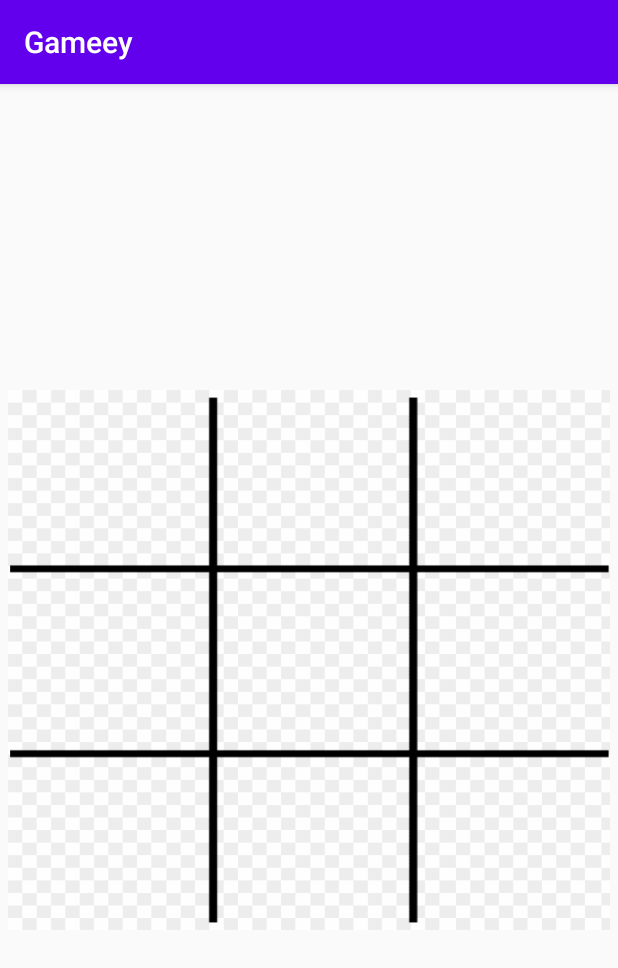
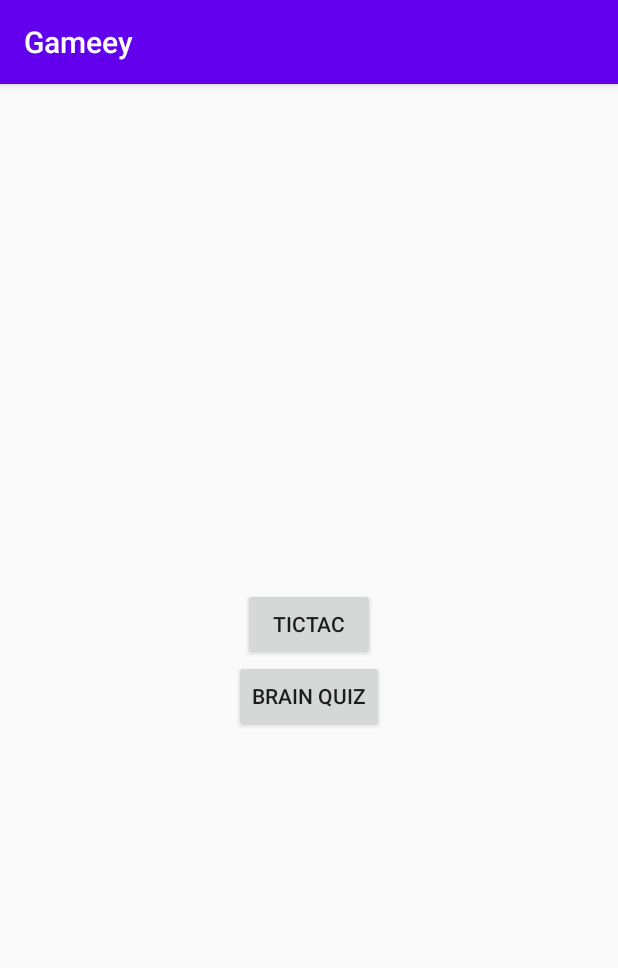
Before and after one commit to kumar-sanju/Gameey, an Android app: the screen it shows after launch (MainActivity before the commit, StartActivity after it), on a phone screen of 412 x 824 dp. Shown: the top 968 px of the screen. Run offline under Robolectric (Android 15) with nearby library versions, the light colour scheme and no system bars.

Commit message:
new update for brain quiz

```diff
--- a/app/src/main/AndroidManifest.xml
+++ b/app/src/main/AndroidManifest.xml
@@ -9,13 +9,15 @@
         android:roundIcon="@mipmap/ic_launcher_round"
         android:supportsRtl="true"
         android:theme="@style/AppTheme">
-        <activity android:name=".MainActivity">
+        <activity android:name=".BrainQuizActivity"></activity>
+        <activity android:name=".StartActivity">
             <intent-filter>
                 <action android:name="android.intent.action.MAIN" />
 
                 <category android:name="android.intent.category.LAUNCHER" />
             </intent-filter>
         </activity>
+        <activity android:name=".TictacActivity"></activity>
     </application>
 
 </manifest>
--- /dev/null
+++ b/app/src/main/java/com/sanju/gameey/StartActivity.java
@@ -0,0 +1,28 @@
+package com.sanju.gameey;
+
+import androidx.appcompat.app.AppCompatActivity;
+
+import android.content.Intent;
+import android.os.Bundle;
+import android.view.View;
+
+public class StartActivity extends AppCompatActivity {
+
+    @Override
+    protected void onCreate(Bundle savedInstanceState) {
+        super.onCreate(savedInstanceState);
+        setContentView(R.layout.activity_start);
+    }
+
+    public void tictacPlay(View view) {
+        Intent intent = new Intent(StartActivity.this, TictacActivity.class);
+        startActivity(intent);
+        finish();
+    }
+
+    public void brainQuizplay(View view) {
+        Intent intent = new Intent(StartActivity.this, BrainQuizActivity.class);
+        startActivity(intent);
+        finish();
+    }
+}
--- a/app/src/main/java/com/sanju/gameey/MainActivity.java
+++ b/app/src/main/java/com/sanju/gameey/TictacActivity.java
@@ -9,7 +9,7 @@ import android.widget.ImageView;
 import android.widget.LinearLayout;
 import android.widget.TextView;
 
-public class MainActivity extends AppCompatActivity {
+public class TictacActivity extends AppCompatActivity {
 
     // 0 = black, 1 = red
     int activePlayer = 0;
--- a/app/src/main/res/layout/activity_main.xml
+++ b/app/src/main/res/layout/activity_main.xml
@@ -5,7 +5,7 @@
     xmlns:tools="http://schemas.android.com/tools"
     android:layout_width="match_parent"
     android:layout_height="match_parent"
-    tools:context=".MainActivity">
+    tools:context=".TictacActivity">
 
     <GridLayout
         android:id="@+id/gridLayout"
--- /dev/null
+++ b/app/src/main/res/layout/activity_start.xml
@@ -0,0 +1,34 @@
+<?xml version="1.0" encoding="utf-8"?>
+<RelativeLayout
+    xmlns:android="http://schemas.android.com/apk/res/android"
+    xmlns:app="http://schemas.android.com/apk/res-auto"
+    xmlns:tools="http://schemas.android.com/tools"
+    android:layout_width="match_parent"
+    android:layout_height="match_parent"
+    android:layout_margin="10dp"
+    tools:context=".StartActivity">
+
+    <LinearLayout
+        android:layout_width="match_parent"
+        android:layout_height="wrap_content"
+        android:orientation="vertical"
+        android:layout_centerVertical="true"
+        android:layout_centerHorizontal="true"
+        >
+        <Button
+            android:onClick="tictacPlay"
+            android:layout_width="wrap_content"
+            android:layout_height="wrap_content"
+            android:text="Tictac"
+            android:layout_gravity="center"
+            />
+        <Button
+            android:layout_width="wrap_content"
+            android:layout_height="wrap_content"
+            android:text="Brain Quiz"
+            android:layout_gravity="center"
+            android:onClick="brainQuizplay"
+            />
+    </LinearLayout>
+
+</RelativeLayout>
```
Also changed, not shown: app/src/main/java/com/sanju/gameey/BrainQuizActivity.java (added, +80 -0 lines), app/src/main/res/layout/activity_brain_quiz.xml (added, +148 -0 lines).
